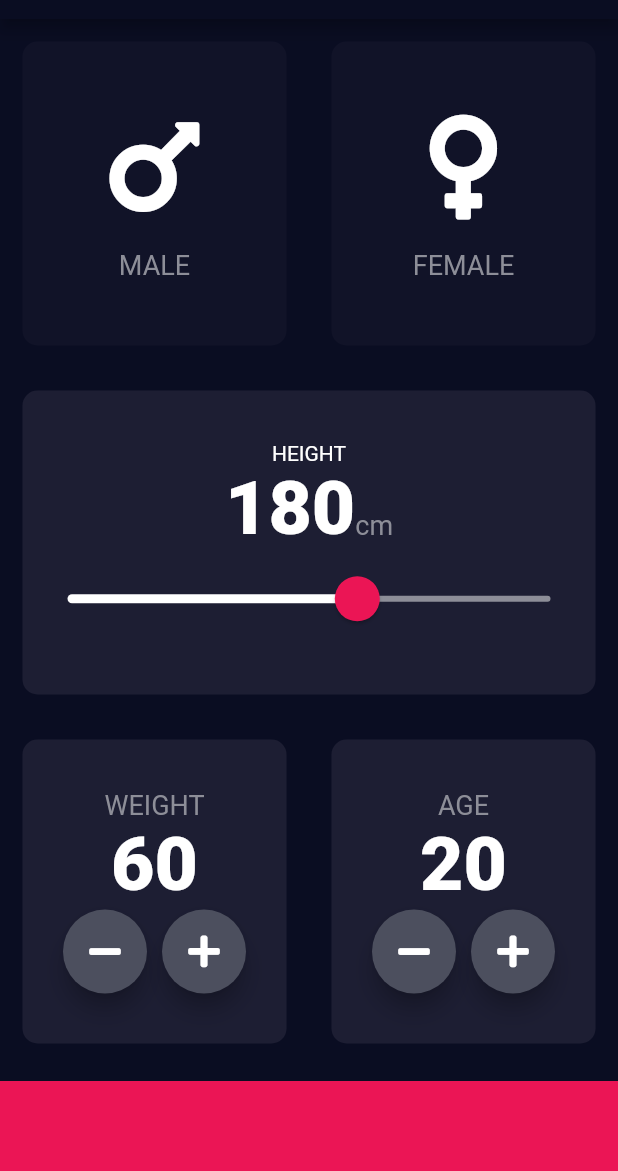
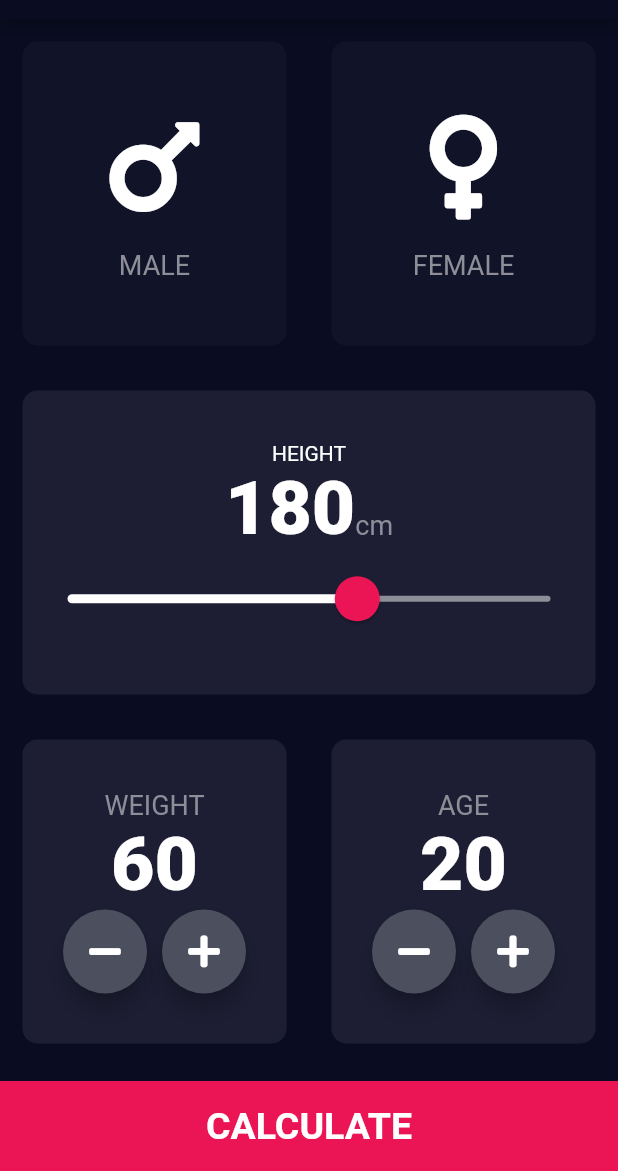
Before and after one commit to MercurialG/BMI-Calculator, a Flutter app: the screen it shows after launch, on a phone screen of 412 x 824 dp, the part 65-1236 px from its top. Run offline on Flutter 3.47's test engine with Material 2 defaults, Android fonts, the phone set to English and light mode, and no system bars; our stand-ins replace font_awesome_flutter.

Commit message:
Finished app
Restructured lib folder
Added second screen and routing
Added calculation functionality
Extracted all classes to components

```diff
--- /dev/null
+++ b/lib/components/bottom_button.dart
@@ -0,0 +1,23 @@
+import 'package:flutter/material.dart';
+import '../constants.dart';
+
+class BottomButton extends StatelessWidget {
+  BottomButton({@required this.onTap, @required this.buttonTitle});
+
+  final Function onTap;
+  final String buttonTitle;
+
+  @override
+  Widget build(BuildContext context) {
+    return GestureDetector(
+      onTap: onTap,
+      child: Container(
+        child: Center(child: Text(buttonTitle, style: kBigButtonTextStyle)),
+        color: kBottomContainerColor,
+        margin: EdgeInsets.only(top: 10.0),
+        width: double.infinity,
+        height: kBottomContainerHeight,
+      ),
+    );
+  }
+}
--- a/lib/icon_content.dart
+++ b/lib/components/icon_content.dart
@@ -1,5 +1,5 @@
 import 'package:flutter/material.dart';
-import 'constants.dart';
+import '../constants.dart';
 
 class IconContent extends StatelessWidget {
   IconContent({this.cardIcon, this.iconText, });
--- /dev/null
+++ b/lib/components/round_icon_button.dart
@@ -0,0 +1,24 @@
+import 'package:flutter/material.dart';
+
+
+class RoundIconButton extends StatelessWidget {
+  RoundIconButton({@required this.icon, @required this.onPressed});
+
+  final IconData icon;
+  final Function onPressed;
+
+  @override
+  Widget build(BuildContext context) {
+    return RawMaterialButton(
+      child: Icon(icon),
+      onPressed: onPressed,
+      elevation: 6,
+      constraints: BoxConstraints.tightFor(
+        width: 56,
+        height: 56,
+      ),
+      shape: CircleBorder(),
+      fillColor: Color(0xFF4C4F5E),
+    );
+  }
+}
--- a/lib/constants.dart
+++ b/lib/constants.dart
@@ -6,3 +6,8 @@ const kActiveCardColor = Color(0xFF1D1E33);
 const kInactiveCardColor = Color(0xFF111328);
 const kBottomContainerColor = Color(0xFFEB1555);
 const kBigText = TextStyle(fontSize: 50, fontWeight: FontWeight.w900,);
+const kBigButtonTextStyle = TextStyle(fontSize: 25, fontWeight: FontWeight.bold);
+const kTitleTextStyle = TextStyle(fontSize: 50, fontWeight: FontWeight.bold);
+const kResultTextStyle = TextStyle(color: Color(0xFF24D876), fontSize: 22, fontWeight: FontWeight.bold);
+const kBMITextStyle = TextStyle(fontSize: 100, fontWeight: FontWeight.bold);
+const kBodyTextStyle = TextStyle(fontSize: 25);
--- a/lib/main.dart
+++ b/lib/main.dart
@@ -1,5 +1,5 @@
 import 'package:flutter/material.dart';
-import 'input_page.dart';
+import 'screens/input_page.dart';
 
 void main() => runApp(BMICalculator());
 
--- a/lib/input_page.dart
+++ b/lib/screens/input_page.dart
@@ -1,8 +1,12 @@
 import 'package:flutter/material.dart';
 import 'package:font_awesome_flutter/font_awesome_flutter.dart';
-import 'reusable_card.dart';
-import 'icon_content.dart';
-import 'constants.dart';
+import '../components/reusable_card.dart';
+import '../components/icon_content.dart';
+import '../constants.dart';
+import 'results_page.dart';
+import '../components/bottom_button.dart';
+import '../components/round_icon_button.dart';
+import 'package:bmi_calculator/calculator.dart';
 
 enum Gender { male, female }
 
@@ -195,35 +199,25 @@ class _InputPageState extends State<InputPage> {
                 ],
               ),
             ),
-            Container(
-              color: kBottomContainerColor,
-              margin: EdgeInsets.only(top: 10.0),
-              width: double.infinity,
-              height: kBottomContainerHeight,
+            BottomButton(
+              buttonTitle: 'CALCULATE',
+              onTap: () {
+                Calculator calc = Calculator(height: height, weight: weight);
+                Navigator.push(
+                  context,
+                  MaterialPageRoute(
+                    builder: (context) {
+                      return ResultsPage(
+                        bmiResult: calc.calculateBMI(),
+                        resultText: calc.getResult(),
+                        interpretation: calc.getInterpretation(),
+                      );
+                    },
+                  ),
+                );
+              },
             )
           ],
         ));
   }
 }
-
-class RoundIconButton extends StatelessWidget {
-  RoundIconButton({@required this.icon, @required this.onPressed});
-
-  final IconData icon;
-  final Function onPressed;
-
-  @override
-  Widget build(BuildContext context) {
-    return RawMaterialButton(
-      child: Icon(icon),
-      onPressed: onPressed,
-      elevation: 6,
-      constraints: BoxConstraints.tightFor(
-        width: 56,
-        height: 56,
-      ),
-      shape: CircleBorder(),
-      fillColor: Color(0xFF4C4F5E),
-    );
-  }
-}
```
Also changed, not shown: lib/calculator.dart (added, +35 -0 lines), lib/screens/results_page.dart (added, +58 -0 lines), lib/components/reusable_card.dart (renamed from lib/reusable_card.dart).
